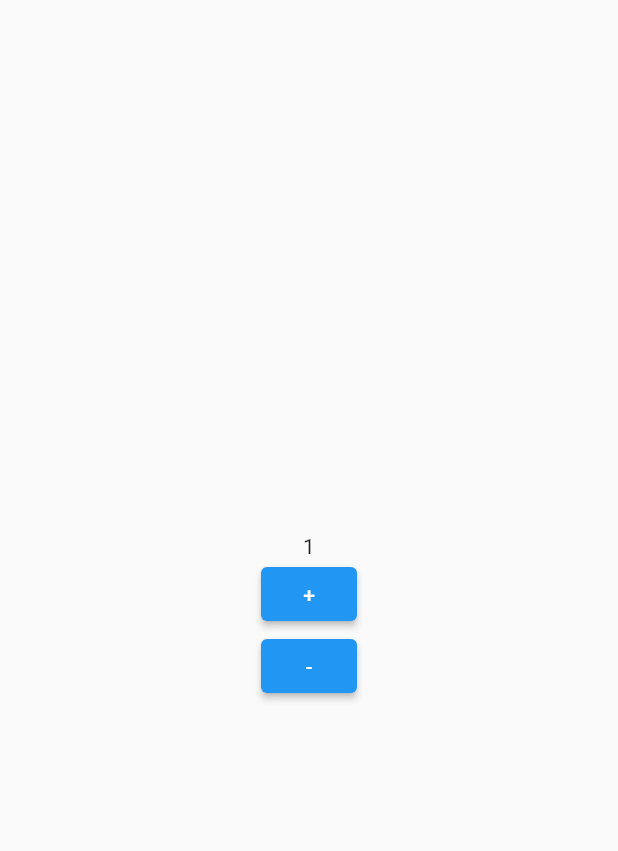
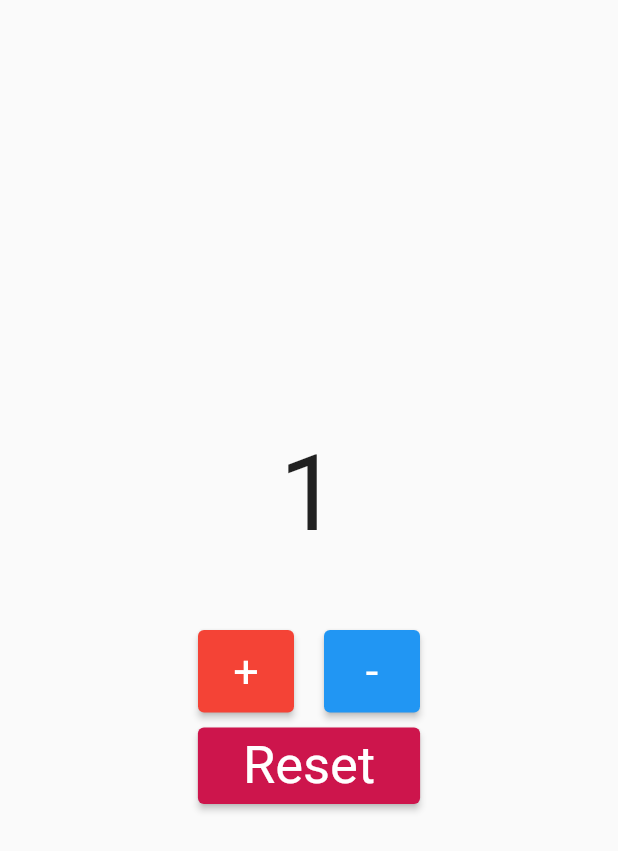
Before and after one commit to sonixkd/counter_app, a Flutter app: the screen it shows after launch, after a tap on an icon or button, on a phone screen of 412 x 824 dp. Shown: the top 851 px of the screen. Run offline on Flutter 3.47's test engine with Material 2 defaults, Android fonts, the phone set to English and light mode, and no system bars; our stand-ins replace shared_preferences.

Commit message:
refactored, architectural changes

```diff
--- /dev/null
+++ b/lib/domain/data_providers/user_data_provider.dart
@@ -0,0 +1,15 @@
+import 'package:counter_app/domain/entity/user.dart';
+import 'package:shared_preferences/shared_preferences.dart';
+
+class UserDataProvider {
+  final sharedPreferences = SharedPreferences.getInstance();
+
+  Future<User> loadAge() async {
+    final age = (await sharedPreferences).getInt('age') ?? 0;
+    return User(age);
+  }
+
+  Future<void> saveAge(User user) async {
+    (await sharedPreferences).setInt('age', user.age);
+  }
+}
--- /dev/null
+++ b/lib/domain/entity/user.dart
@@ -0,0 +1,7 @@
+class User {
+  int _age = 0;
+  int get age => _age;
+  set age(int value) => _age = value;
+
+  User(this._age);
+}
--- /dev/null
+++ b/lib/domain/services/user_service.dart
@@ -0,0 +1,28 @@
+import 'package:counter_app/domain/data_providers/user_data_provider.dart';
+import 'package:counter_app/domain/entity/user.dart';
+
+class UserServise {
+  final _userDataProvider = UserDataProvider();
+  var _user = User(0);
+  User get user => _user;
+
+  Future<void> initialization() async {
+    _userDataProvider.loadAge();
+    _user = await _userDataProvider.loadAge();
+  }
+
+  void incrementAge() {
+    _user.age++;
+    _userDataProvider.saveAge(_user);
+  }
+
+  void decrementAge() {
+    _user.age--;
+    _userDataProvider.saveAge(_user);
+  }
+
+  void resetAge() {
+    _user.age = 0;
+    _userDataProvider.saveAge(_user);
+  }
+}
--- a/lib/ui/widgets/counter_widget.dart
+++ b/lib/ui/widgets/counter_widget.dart
@@ -1,41 +1,6 @@
-import 'dart:math';
+import 'package:counter_app/domain/services/user_service.dart';
 import 'package:flutter/material.dart';
 import 'package:provider/provider.dart';
-import 'package:shared_preferences/shared_preferences.dart';
-
-class User {
-  int _age = 0;
-  int get age => _age;
-  set age(int value) => _age = value;
-
-  User(this._age);
-}
-
-class UserServise {
-  var _user = User(0);
-  User get user => _user;
-
-  Future<void> loadAge() async {
-    final sharedPreferences = await SharedPreferences.getInstance();
-    final age = sharedPreferences.getInt('age') ?? 0;
-    _user = User(age);
-  }
-
-  Future<void> saveAge() async {
-    final sharedPreferences = await SharedPreferences.getInstance();
-    sharedPreferences.setInt('age', _user.age);
-  }
-
-  void incrementAge() {
-    _user.age++;
-    saveAge();
-  }
-
-  void decrementAge() {
-    _user.age = max(_user.age - 1, 0);
-    saveAge();
-  }
-}
 
 class ViewModelstate {
   String ageTitle;
@@ -54,7 +19,7 @@ class ViewModel extends ChangeNotifier {
   }
 
   void loadAge() async {
-    await _userService.loadAge();
+    await _userService.initialization();
     _updateState();
   }
 
@@ -71,6 +36,11 @@ class ViewModel extends ChangeNotifier {
     _userService.decrementAge();
     _updateState();
   }
+
+  void onResetButtonPressed() {
+    _userService.resetAge();
+    _updateState();
+  }
 }
 
 class CounterWidget extends StatelessWidget {
@@ -82,10 +52,19 @@ class CounterWidget extends StatelessWidget {
         child: Center(
           child: Column(
             mainAxisSize: MainAxisSize.min,
-            children: const [
+            children: [
               _AgeTitle(),
-              _AgeIncrementWidget(),
-              _AgeDecrementWidget(),
+              SizedBox(height: 50),
+              Row(
+                mainAxisSize: MainAxisSize.min,
+                children: [
+                  _AgeIncrementWidget(),
+                  SizedBox(width: 20),
+                  _AgeDecrementWidget(),
+                ],
+              ),
+              SizedBox(height: 10),
+              _AgeResetWidget(),
             ],
           ),
         ),
@@ -95,37 +74,67 @@ class CounterWidget extends StatelessWidget {
 }
 
 class _AgeTitle extends StatelessWidget {
-  const _AgeTitle({super.key});
+  const _AgeTitle();
 
   @override
   Widget build(BuildContext context) {
     final viewModel = context.select((ViewModel value) => value.state.ageTitle);
-    return Text(viewModel);
+    return Text(
+      viewModel,
+      style: TextStyle(fontSize: 70),
+    );
   }
 }
 
 class _AgeIncrementWidget extends StatelessWidget {
-  const _AgeIncrementWidget({super.key});
+  const _AgeIncrementWidget();
 
   @override
   Widget build(BuildContext context) {
     final viewModel = context.read<ViewModel>();
     return ElevatedButton(
       onPressed: viewModel.onIncrementButtonPressed,
+      style: ElevatedButton.styleFrom(
+        textStyle: TextStyle(fontSize: 30),
+        backgroundColor: Colors.red,
+        padding: EdgeInsets.all(10),
+      ),
       child: Text('+'),
     );
   }
 }
 
 class _AgeDecrementWidget extends StatelessWidget {
-  const _AgeDecrementWidget({super.key});
+  const _AgeDecrementWidget();
 
   @override
   Widget build(BuildContext context) {
     final viewModel = context.read<ViewModel>();
     return ElevatedButton(
       onPressed: viewModel.onDerementButtonPressed,
+      style: ElevatedButton.styleFrom(
+        textStyle: TextStyle(fontSize: 30),
+        padding: EdgeInsets.all(10),
+      ),
       child: Text('-'),
     );
   }
 }
+
+class _AgeResetWidget extends StatelessWidget {
+  const _AgeResetWidget();
+
+  @override
+  Widget build(BuildContext context) {
+    final viewModel = context.read<ViewModel>();
+    return ElevatedButton(
+      onPressed: viewModel.onResetButtonPressed,
+      style: ElevatedButton.styleFrom(
+        textStyle: TextStyle(fontSize: 35),
+        backgroundColor: Color.fromARGB(255, 205, 21, 76),
+        padding: EdgeInsets.symmetric(horizontal: 30, vertical: 5),
+      ),
+      child: Text('Reset'),
+    );
+  }
+}
```
Also changed, not shown: image/gif_count.gif (added), 1 other file.
